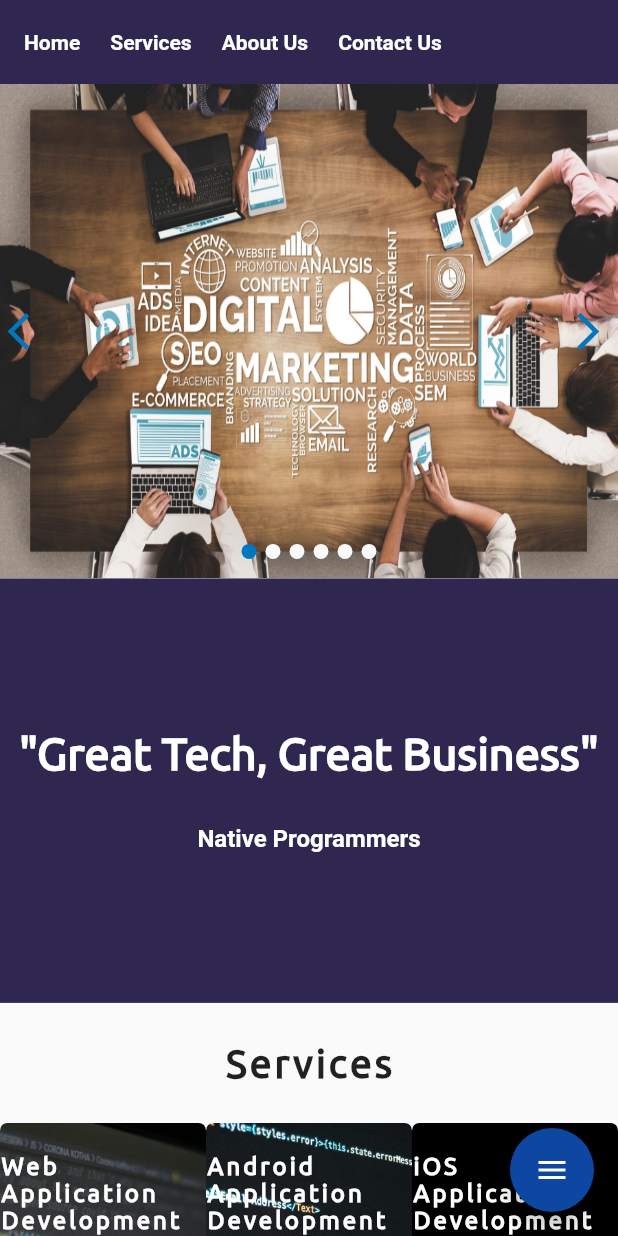
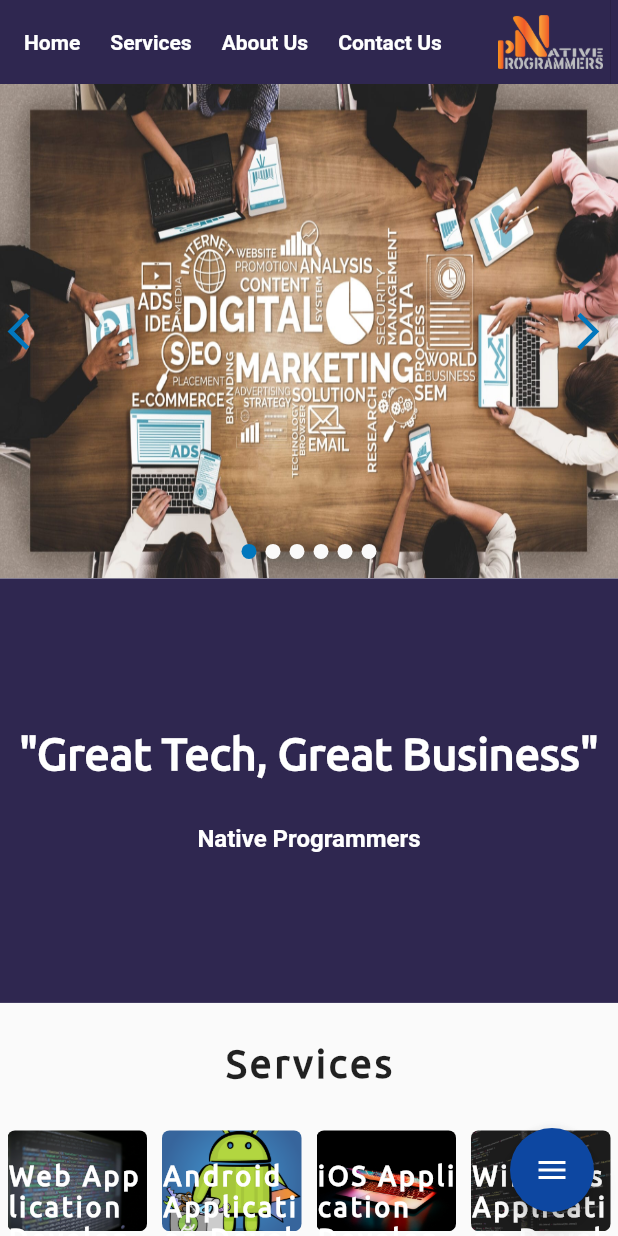
Before and after one commit to Native-Programmers/NativeWebsite, a Flutter app: the screen it shows after launch, on a phone screen of 412 x 824 dp. Run offline on Flutter 3.47's test engine with Material 2 defaults, Android fonts, the phone set to English and light mode, and no system bars; drawn by our look-alikes of flutter_speed_dial; our stand-ins replace cloud_firestore, firebase_core, flutter_swiper, font_awesome_flutter; accounts and stored records are empty.

Commit message:
Almost Final

```diff
--- /dev/null
+++ b/lib/classes/team.dart
@@ -0,0 +1,6 @@
+class Team {
+  String name,designation,picture;
+  Team(
+      this.name,this.designation,this.picture
+      );
+}
--- a/lib/screens/main_page.dart
+++ b/lib/screens/main_page.dart
@@ -5,8 +5,8 @@ import 'package:flutter_speed_dial/flutter_speed_dial.dart';
 import 'package:flutter_swiper/flutter_swiper.dart';
 import 'package:font_awesome_flutter/font_awesome_flutter.dart';
 import 'package:url_launcher/url_launcher.dart';
-import 'package:cloud_firestore/cloud_firestore.dart';
 import 'package:nativeprogarmmers/classes/details.dart';
+import 'package:nativeprogarmmers/classes/team.dart';
 
 
 class Home extends StatefulWidget {
@@ -17,6 +17,44 @@ class Home extends StatefulWidget {
 }
 
 class _HomeState extends State<Home> {
+  final _serviceKey = GlobalKey();
+  final _topKey = GlobalKey();
+  final _aboutKey = GlobalKey();
+
+  Future scrolltoItem () async{
+    final context = _serviceKey.currentContext!;
+    await Scrollable.ensureVisible(
+        context,
+        alignment:0.5,
+        duration: Duration(seconds:2),
+    );
+  }
+  Future scrolltoTop () async{
+    final context = _topKey.currentContext!;
+    await Scrollable.ensureVisible(
+      context,
+      alignment:0.5,
+      duration: Duration(seconds:2),
+    );
+  }
+  Future scrolltoAbout () async{
+    final context = _aboutKey.currentContext!;
+    await Scrollable.ensureVisible(
+      context,
+      alignment:0.5,
+      duration: Duration(seconds:2),
+    );
+  }
+  Future scrolltoContact () async{
+    final context = _topKey.currentContext!;
+    await Scrollable.ensureVisible(
+      context,
+      alignment:0.5,
+      duration: Duration(seconds:2),
+    );
+  }
+
+
   openwhatsapp() async {
     var whatsapp = "923115671234";
     var whatsappURl =
@@ -51,31 +89,49 @@ class _HomeState extends State<Home> {
   ];
   static List<services> list = [
     services("Web Application Development", "alpha",'assets/cards/web.jpg'),
-    services("Android Application Development", "alpha",'assets/cards/android.jpg'),
+    services("Android Application Development", "alpha",'assets/cards/android.png'),
     services("iOS Application Development", "alpha",'assets/cards/ios1.jpg'),
     services("Windows Application Development", "alpha",'assets/cards/web1.jpg'),
     services("Digital Marketing", "alpha",'assets/cards/web2.jpg'),
-    services("Search Engine Optimization", "alpha",'assets/cards/seo.png'),
+    services("Search Engine Optimization", "alpha",'assets/cards/seo.jpg'),
     services("Graphic Designing", "alpha",'assets/cards/graphics.jpg'),
     services("IT Business Consultancy", "alpha",'assets/cards/business.jpg'),
+  ];
+  static List<Team> team = [
+    Team("Mian Abdul Rehman", "Chief Executive Officer", "assets/team_images/ceo.jpg"),
+    Team("M.Nouman Faiz", "Human Resource Management", "assets/team_images/CEO.jpeg"),
+    Team("Usama Iqbal", "Graphic Designer", "assets/team_images/GD.jpeg"),
+    Team("Umar Nasir", "SEO Expert", "assets/team_images/SEO.jpeg"),
+    Team("Uzair Inshallah", "Lead Developer", "assets/team_images/CEO.jpeg"),
+    Team("Danyal Ahmed", "Digital Marketting Expert", "assets/team_images/CEO.jpeg"),
   ];
   final _key = GlobalKey<ScaffoldState>();
   @override
   Widget build(BuildContext context) {
     return Stack(
-      clipBehavior: Clip.antiAlias,
+      clipBehavior: Clip.antiAliasWithSaveLayer,
       children: [
         Scaffold(
           key: _key,
           appBar: AppBar(
               backgroundColor: const Color(0xFF2F2750),
               elevation: 0,
+              actions: [
+                SizedBox(
+                  height:25,
+                  width: 70,
+                  child: Image.asset('assets/logo.png'),
+                ),
+                const VerticalDivider(
+                  width: 10,
+                ),
+              ],
               title: SizedBox(
                 child: Row(
                   mainAxisAlignment: MainAxisAlignment.start,
                   children: [
                     InkWell(
-                      onTap: () {},
+                      onTap: () {scrolltoTop();},
                       child: const Text(
                         "Home",
                         style: TextStyle(
@@ -84,12 +140,12 @@ class _HomeState extends State<Home> {
                         ),
                       ),
                     ),
-                    VerticalDivider(
+                    const VerticalDivider(
                       width:20,
                       color:Colors.transparent,
                     ),
                     InkWell(
-                      onTap: () {},
+                      onTap: () {scrolltoItem();},
                       child: const Text("Services",
                         style: TextStyle(
                           fontSize: 14,
@@ -97,12 +153,12 @@ class _HomeState extends State<Home> {
                         ),
                       ),
                     ),
-                    VerticalDivider(
+                    const VerticalDivider(
                       width:20,
                       color:Colors.transparent,
                     ),
                     InkWell(
-                      onTap: () {},
+                      onTap: ()=>scrolltoAbout(),
                       child: const Text("About Us",
                         style: TextStyle(
                           fontSize: 14,
@@ -110,8 +166,7 @@ class _HomeState extends State<Home> {
                         ),
                       ),
                     ),
-
-                    VerticalDivider(
+                    const VerticalDivider(
                       width:20,
                       color:Colors.transparent,
                     ),
@@ -133,6 +188,7 @@ class _HomeState extends State<Home> {
               child: Column(
                 children: [
                   SizedBox(
+                    key: _topKey,
                     height: (MediaQuery.of(context).size.height <
                             MediaQuery.of(context).size.width
                         ? MediaQuery.of(context).size.height - 50
@@ -185,11 +241,12 @@ class _HomeState extends State<Home> {
                       ],
                     ),
                   ),
-                  Divider(
+                  const Divider(
                     height: 25,
                     color: Colors.transparent,
                   ),
-                  Text(
+                  const Center(
+                    child: Text(
                       "Services",
                       style: TextStyle(
                         letterSpacing: 2.0,
@@ -198,22 +255,27 @@ class _HomeState extends State<Home> {
                         fontSize: 26,
                       ),
                     ),
+                  ),
                   Divider(
                     height: 25,
                     color: Colors.transparent,
                   ),
-                  GridView.count(
-                    crossAxisCount: 3,
-                    childAspectRatio: (2 / 5),
-                    controller: new ScrollController(keepScrollOffset: false),
+                  Container(
+                    key: _serviceKey,
+                    child: GridView.count(
+                      crossAxisCount: 4,
+                      childAspectRatio: (4 / 3),
                       shrinkWrap: true,
+                      physics: const NeverScrollableScrollPhysics(),
                       scrollDirection: Axis.vertical,
                       children: list.map((value) {
                         return Container(
+                          margin: EdgeInsets.all(5),
                           decoration: BoxDecoration(
                             image: DecorationImage(
                               image: AssetImage(value.image),
                               fit: BoxFit.cover,
+                              scale: 0.5,
                             ),
                             borderRadius: BorderRadius.circular(5.0),
                           ),
@@ -229,7 +291,7 @@ class _HomeState extends State<Home> {
                                 style: TextStyle(
                                   letterSpacing: 2.0,
                                   fontFamily: "Ubuntu",
-                                fontSize: 16,
+                                  fontSize: 18,
                                   fontWeight: FontWeight.bold,
                                   color:Colors.white,
                                 ),
@@ -239,6 +301,88 @@ class _HomeState extends State<Home> {
                         );
                       }).toList(),
                     ),
+                  ),
+                  Divider(
+                    height: 25,
+                    color:Colors.transparent,
+                  ),
+                  const Center(
+                    child: Text(
+                      "About Us",
+                      style: TextStyle(
+                        letterSpacing: 2.0,
+                        fontFamily: "Ubuntu",
+                        fontWeight: FontWeight.bold,
+                        fontSize: 26,
+                      ),
+                    ),
+                  ),
+                  Container(
+                    key: _aboutKey,
+                    height: 250,
+                    width: double.infinity,
+                    margin: const EdgeInsets.fromLTRB(12.5,25,12.5,25),
+                    child: Center(
+                      child: ListView.builder(
+                        itemCount: team.length,
+                        scrollDirection: Axis.horizontal,
+                        shrinkWrap: true,
+                        itemBuilder: (BuildContext context, int index) {
+                          return Card(
+                            elevation: 15,
+                            child: Container(
+                              padding: EdgeInsets.fromLTRB(0,15,0,0),
+                              decoration: BoxDecoration(
+                                color:Colors.grey[100],
+                                borderRadius: BorderRadius.circular(10),
+                              ),
+                              width: MediaQuery.of(context).size.width/5,
+                              child: Column(
+                                mainAxisSize: MainAxisSize.min,
+                                children: [
+                                  Container(
+                                    width: 150,
+                                    height: 150,
+                                    decoration: BoxDecoration(
+                                      shape: BoxShape.circle,
+                                      image: DecorationImage(
+                                        image: AssetImage(team[index].picture
+                                        ),
+                                        fit: BoxFit.cover,
+                                      ),
+                                    ),
+                                    child: Text(""),
+                                  ),
+                                  const Divider(
+                                    height:25,
+                                    color:Colors.transparent
+                                  ),
+                                  Text(team[index].name,
+                                  style: const TextStyle(
+                                    fontSize:24,
+                                    fontWeight:FontWeight.bold,
+                                    fontFamily:'Ubuntu'
+                                  ),
+                                  ),
+                                  const Divider(
+                                      height:5,
+                                      color:Colors.transparent
+                                  ),
+                                  Text(team[index].designation,
+                                    style: const TextStyle(
+                                        fontSize:12,
+                                        fontWeight:FontWeight.bold,
+                                        fontFamily:'Ubuntu'
+                                    ),),
+                                ],
+                              ),
+                            ),
+                          );
+                        },
+
+                      ),
+                    ),
+                  )
                 ],
               ),
             ),
--- a/pubspec.yaml
+++ b/pubspec.yaml
@@ -72,6 +72,7 @@ flutter:
   assets:
    - assets/
    - assets/cards/
+   - assets/team_images/
   # An image asset can refer to one or more resolution-specific "variants", see
   # https://flutter.dev/assets-and-images/#resolution-aware.
 
```
Also changed, not shown: assets/back5.jpg, assets/cards/android.png (added), assets/logo.png (added), assets/team_images/CEO.jpeg (added), assets/team_images/GD.jpeg (added), assets/team_images/SEO.jpeg (added), assets/team_images/ceo.jpg (added), 1 other file. Lines whose indentation alone changed are shown as unchanged.
